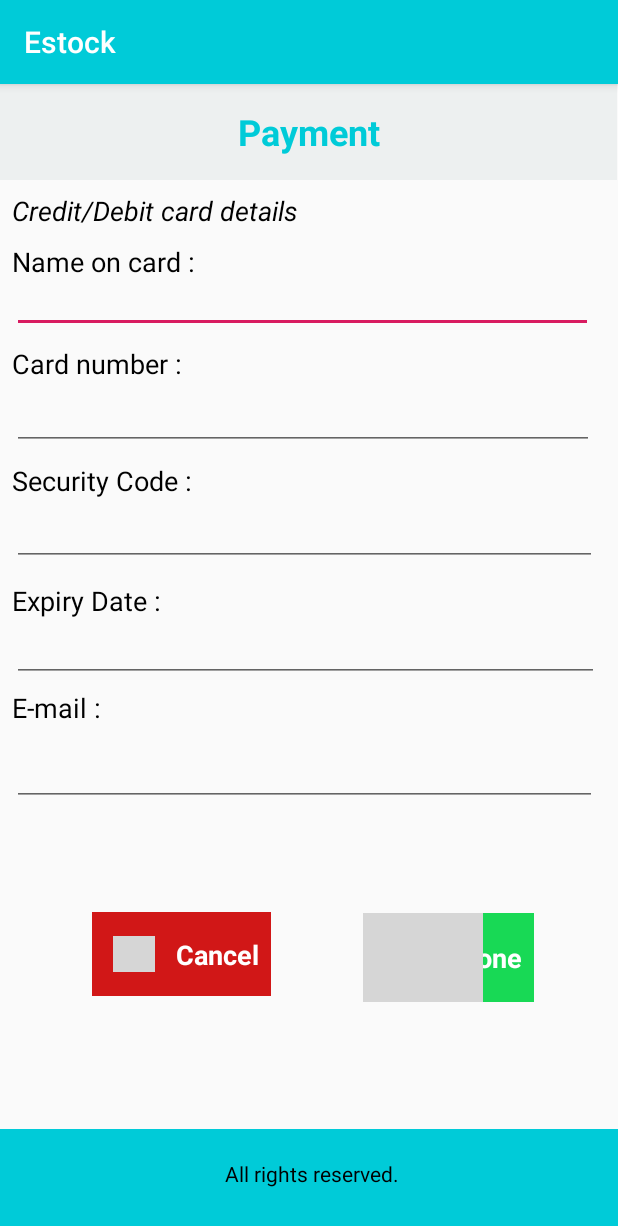
After one commit to hasintha98/MAD-ESTOCK-V2, an Android app: the paymentPage screen opened directly, with no data from a screen before it, on a phone screen of 412 x 824 dp. The commit adds this screen. Shown: the top 1226 px of the screen. Run offline under Robolectric (Android 15) with nearby library versions, the phone set to English and light mode, and no system bars; grey boxes are pictures that could not be loaded.

Commit message:
payment page designed

```diff
--- a/app/build.gradle
+++ b/app/build.gradle
@@ -27,4 +27,5 @@ dependencies {
     testImplementation 'junit:junit:4.12'
     androidTestImplementation 'androidx.test:runner:+'
     androidTestImplementation 'androidx.test.espresso:espresso-core:+'
+
 }
--- a/app/src/main/AndroidManifest.xml
+++ b/app/src/main/AndroidManifest.xml
@@ -9,6 +9,8 @@
         android:roundIcon="@mipmap/ic_launcher_round"
         android:supportsRtl="true"
         android:theme="@style/AppTheme">
+        <activity android:name=".ProductPage"></activity>
+        <activity android:name=".paymentPage" />
         <activity
             android:name=".MainActivity"
             android:label="@string/app_name"
--- /dev/null
+++ b/app/src/main/java/com/example/estock/paymentPage.java
@@ -0,0 +1,14 @@
+package com.example.estock;
+
+import androidx.appcompat.app.AppCompatActivity;
+
+import android.os.Bundle;
+
+public class paymentPage extends AppCompatActivity {
+
+    @Override
+    protected void onCreate(Bundle savedInstanceState) {
+        super.onCreate(savedInstanceState);
+        setContentView(R.layout.activity_payment_page);
+    }
+}
--- /dev/null
+++ b/app/src/main/res/layout/activity_payment_page.xml
@@ -0,0 +1,323 @@
+<?xml version="1.0" encoding="utf-8"?>
+<androidx.constraintlayout.widget.ConstraintLayout xmlns:android="http://schemas.android.com/apk/res/android"
+    xmlns:app="http://schemas.android.com/apk/res-auto"
+    xmlns:tools="http://schemas.android.com/tools"
+    android:layout_width="match_parent"
+    android:layout_height="match_parent"
+    tools:context=".paymentPage">
+
+    <TextView
+        android:id="@+id/textView"
+        android:layout_width="411dp"
+        android:layout_height="64dp"
+        android:background="#edf0f0"
+        android:text="Payment"
+        android:textAlignment="center"
+        android:paddingTop="15dp"
+        android:textColor="@color/colorPrimary"
+        android:textCursorDrawable="@android:color/holo_blue_dark"
+        android:textSize="24sp"
+        android:textStyle="bold"
+        tools:layout_editor_absoluteX="0dp" />
+
+    <TextView
+        android:id="@+id/textView2"
+        android:layout_width="208dp"
+        android:layout_height="26dp"
+        android:layout_marginStart="8dp"
+        android:layout_marginLeft="8dp"
+        android:layout_marginTop="8dp"
+        android:layout_marginEnd="8dp"
+        android:layout_marginRight="8dp"
+        android:text="Credit/Debit card details"
+        android:textAllCaps="false"
+        android:textColor="@android:color/black"
+        android:textSize="18sp"
+        android:textStyle="italic"
+        app:layout_constraintEnd_toEndOf="parent"
+        app:layout_constraintHorizontal_bias="0.0"
+        app:layout_constraintStart_toStartOf="parent"
+        app:layout_constraintTop_toBottomOf="@+id/textView" />
+
+    <TextView
+        android:id="@+id/textView4"
+        android:layout_width="128dp"
+        android:layout_height="20dp"
+        android:layout_marginStart="8dp"
+        android:layout_marginLeft="8dp"
+        android:layout_marginTop="8dp"
+        android:layout_marginEnd="8dp"
+        android:layout_marginRight="8dp"
+        android:text="Name on card :"
+        android:textColor="@android:color/black"
+        android:textSize="18sp"
+        app:layout_constraintEnd_toEndOf="parent"
+        app:layout_constraintHorizontal_bias="0.0"
+        app:layout_constraintStart_toStartOf="parent"
+        app:layout_constraintTop_toBottomOf="@+id/textView2" />
+
+    <EditText
+        android:id="@+id/editText5"
+        android:layout_width="387dp"
+        android:layout_height="34dp"
+        android:layout_marginStart="8dp"
+        android:layout_marginLeft="8dp"
+        android:layout_marginTop="68dp"
+        android:layout_marginEnd="8dp"
+        android:layout_marginRight="8dp"
+        android:ems="10"
+        android:inputType="textPersonName"
+        app:layout_constraintEnd_toEndOf="parent"
+        app:layout_constraintHorizontal_bias="0.0"
+        app:layout_constraintStart_toStartOf="parent"
+        app:layout_constraintTop_toBottomOf="@+id/textView" />
+
+    <TextView
+        android:id="@+id/textView5"
+        android:layout_width="122dp"
+        android:layout_height="26dp"
+        android:layout_marginStart="8dp"
+        android:layout_marginLeft="8dp"
+        android:layout_marginTop="48dp"
+        android:layout_marginEnd="8dp"
+        android:layout_marginRight="8dp"
+        android:text="Card number :"
+        android:textColor="@android:color/black"
+        android:textSize="18sp"
+        app:layout_constraintEnd_toEndOf="parent"
+        app:layout_constraintHorizontal_bias="0.0"
+        app:layout_constraintStart_toStartOf="parent"
+        app:layout_constraintTop_toBottomOf="@+id/textView4" />
+
+    <EditText
+        android:id="@+id/editText6"
+        android:layout_width="388dp"
+        android:layout_height="34dp"
+        android:layout_marginStart="8dp"
+        android:layout_marginLeft="8dp"
+        android:layout_marginTop="44dp"
+        android:layout_marginEnd="8dp"
+        android:layout_marginRight="8dp"
+        android:ems="10"
+        android:inputType="number"
+        app:layout_constraintEnd_toEndOf="parent"
+        app:layout_constraintHorizontal_bias="0.0"
+        app:layout_constraintStart_toStartOf="parent"
+        app:layout_constraintTop_toBottomOf="@+id/editText5" />
+
+    <TextView
+        android:id="@+id/textView6"
+        android:layout_width="126dp"
+        android:layout_height="24dp"
+        android:layout_marginStart="8dp"
+        android:layout_marginLeft="8dp"
+        android:layout_marginTop="52dp"
+        android:layout_marginEnd="8dp"
+        android:layout_marginRight="8dp"
+        android:text="Security Code :"
+        android:textColor="@android:color/black"
+        android:textSize="18sp"
+        app:layout_constraintEnd_toEndOf="@+id/textView"
+        app:layout_constraintHorizontal_bias="0.0"
+        app:layout_constraintStart_toStartOf="parent"
+        app:layout_constraintTop_toBottomOf="@+id/textView5" />
+
+    <EditText
+        android:id="@+id/editText7"
+        android:layout_width="390dp"
+        android:layout_height="33dp"
+        android:layout_marginStart="8dp"
+        android:layout_marginLeft="8dp"
+        android:layout_marginTop="44dp"
+        android:layout_marginEnd="8dp"
+        android:layout_marginRight="8dp"
+        android:ems="10"
+        android:inputType="number"
+        app:layout_constraintEnd_toEndOf="parent"
+        app:layout_constraintHorizontal_bias="0.0"
+        app:layout_constraintStart_toStartOf="parent"
+        app:layout_constraintTop_toBottomOf="@+id/editText6" />
+
+    <TextView
+        android:id="@+id/textView7"
+        android:layout_width="106dp"
+        android:layout_height="23dp"
+        android:layout_marginStart="8dp"
+        android:layout_marginLeft="8dp"
+        android:layout_marginTop="56dp"
+        android:layout_marginEnd="8dp"
+        android:layout_marginRight="8dp"
+        android:text="Expiry Date :"
+        android:textColor="@android:color/black"
+        android:textSize="18sp"
+        app:layout_constraintEnd_toEndOf="parent"
+        app:layout_constraintHorizontal_bias="0.0"
+        app:layout_constraintStart_toStartOf="parent"
+        app:layout_constraintTop_toBottomOf="@+id/textView6" />
+
+    <EditText
+        android:id="@+id/editText8"
+        android:layout_width="391dp"
+        android:layout_height="33dp"
+        android:layout_marginStart="8dp"
+        android:layout_marginLeft="8dp"
+        android:layout_marginTop="44dp"
+        android:layout_marginEnd="8dp"
+        android:layout_marginRight="8dp"
+        android:ems="10"
+        android:inputType="date"
+        app:layout_constraintEnd_toEndOf="parent"
+        app:layout_constraintHorizontal_bias="0.0"
+        app:layout_constraintStart_toStartOf="parent"
+        app:layout_constraintTop_toBottomOf="@+id/editText7" />
+
+    <TextView
+        android:id="@+id/textView8"
+        android:layout_width="wrap_content"
+        android:layout_height="wrap_content"
+        android:layout_marginStart="8dp"
+        android:layout_marginLeft="8dp"
+        android:layout_marginTop="48dp"
+        android:layout_marginEnd="8dp"
+        android:layout_marginRight="8dp"
+        android:text="E-mail :"
+        android:textColor="@android:color/black"
+        android:textSize="18sp"
+        app:layout_constraintEnd_toEndOf="parent"
+        app:layout_constraintHorizontal_bias="0.0"
+        app:layout_constraintStart_toStartOf="@+id/textView"
+        app:layout_constraintTop_toBottomOf="@+id/textView7" />
+
+    <EditText
+        android:id="@+id/editText9"
+        android:layout_width="390dp"
+        android:layout_height="36dp"
+        android:layout_marginStart="8dp"
+        android:layout_marginLeft="8dp"
+        android:layout_marginTop="8dp"
+        android:layout_marginEnd="8dp"
+        android:layout_marginRight="8dp"
+        android:layout_marginBottom="8dp"
+        android:ems="10"
+        android:inputType="textEmailAddress"
+        app:layout_constraintBottom_toBottomOf="parent"
+        app:layout_constraintEnd_toEndOf="parent"
+        app:layout_constraintHorizontal_bias="0.0"
+        app:layout_constraintStart_toStartOf="parent"
+        app:layout_constraintTop_toBottomOf="@+id/editText8"
+        app:layout_constraintVertical_bias="0.121" />
+
+    <androidx.constraintlayout.widget.ConstraintLayout
+        android:layout_width="119dp"
+        android:layout_height="56dp"
+        android:layout_marginStart="40dp"
+        android:layout_marginLeft="40dp"
+        android:layout_marginBottom="160dp"
+        android:background="@color/paymentCancel"
+        app:layout_constraintBottom_toBottomOf="parent"
+        app:layout_constraintEnd_toStartOf="@+id/constraintLayout"
+        app:layout_constraintHorizontal_bias="0.261"
+        app:layout_constraintStart_toStartOf="parent">
+
+        <androidx.constraintlayout.widget.ConstraintLayout
+            android:layout_width="119dp"
+            android:layout_height="56dp"
+            android:background="@color/paymentCancel"
+            tools:layout_editor_absoluteX="58dp"
+            tools:layout_editor_absoluteY="511dp">
+
+        </androidx.constraintlayout.widget.ConstraintLayout>
+
+        <ImageView
+            android:id="@+id/imageView2"
+            android:layout_width="28dp"
+            android:layout_height="24dp"
+            android:layout_marginStart="8dp"
+            android:layout_marginLeft="8dp"
+            android:layout_marginTop="8dp"
+            android:layout_marginEnd="8dp"
+            android:layout_marginRight="8dp"
+            android:layout_marginBottom="8dp"
+            app:layout_constraintBottom_toBottomOf="parent"
+            app:layout_constraintEnd_toStartOf="@+id/textView9"
+            app:layout_constraintStart_toStartOf="parent"
+            app:layout_constraintTop_toTopOf="parent"
+            app:srcCompat="@drawable/payment_cancel_icon" />
+
+        <TextView
+            android:id="@+id/textView9"
+            android:layout_width="wrap_content"
+            android:layout_height="wrap_content"
+            android:layout_marginTop="8dp"
+            android:layout_marginEnd="8dp"
+            android:layout_marginRight="8dp"
+            android:layout_marginBottom="8dp"
+            android:text="@android:string/cancel"
+            android:textColor="@android:color/white"
+            android:textSize="18sp"
+            android:textStyle="bold"
+            app:layout_constraintBottom_toBottomOf="parent"
+            app:layout_constraintEnd_toEndOf="parent"
+            app:layout_constraintTop_toTopOf="parent" />
+    </androidx.constraintlayout.widget.ConstraintLayout>
+
+    <androidx.constraintlayout.widget.ConstraintLayout
+        android:id="@+id/constraintLayout"
+        android:layout_width="114dp"
+        android:layout_height="59dp"
+        android:layout_marginEnd="56dp"
+        android:layout_marginRight="56dp"
+        android:layout_marginBottom="156dp"
+        android:background="@color/paymentDone"
+        app:layout_constraintBottom_toBottomOf="parent"
+        app:layout_constraintEnd_toEndOf="parent">
+
+        <ImageView
+            android:id="@+id/imageView3"
+            android:layout_width="wrap_content"
+            android:layout_height="wrap_content"
+            android:layout_marginStart="8dp"
+            android:layout_marginLeft="8dp"
+            android:layout_marginTop="8dp"
+            android:layout_marginEnd="8dp"
+            android:layout_marginRight="8dp"
+            android:layout_marginBottom="8dp"
+            app:layout_constraintBottom_toBottomOf="parent"
+            app:layout_constraintEnd_toStartOf="@+id/textView11"
+            app:layout_constraintStart_toStartOf="parent"
+            app:layout_constraintTop_toTopOf="parent"
+            app:srcCompat="@drawable/payment_done_icon" />
+
+        <TextView
+            android:id="@+id/textView11"
+            android:layout_width="wrap_content"
+            android:layout_height="wrap_content"
+            android:layout_marginTop="8dp"
+            android:layout_marginEnd="8dp"
+            android:layout_marginRight="8dp"
+            android:layout_marginBottom="8dp"
+            android:text="Done"
+            android:textColor="@android:color/white"
+            android:textSize="18sp"
+            android:textStyle="bold"
+            app:layout_constraintBottom_toBottomOf="parent"
+            app:layout_constraintEnd_toEndOf="parent"
+            app:layout_constraintTop_toTopOf="parent" />
+    </androidx.constraintlayout.widget.ConstraintLayout>
+
+    <TextView
+        android:id="@+id/textView12"
+        android:layout_width="415dp"
+        android:layout_height="71dp"
+        android:layout_marginTop="8dp"
+        android:text="All rights reserved."
+        android:paddingTop="20dp"
+        android:textColor="@android:color/black"
+        android:background="@color/colorPrimary"
+        android:textAlignment="center"
+        app:layout_constraintBottom_toBottomOf="parent"
+        app:layout_constraintTop_toBottomOf="@+id/editText9"
+        app:layout_constraintVertical_bias="1.0"
+        tools:layout_editor_absoluteX="-2dp" />
+
+</androidx.constraintlayout.widget.ConstraintLayout>
--- a/app/src/main/res/values/colors.xml
+++ b/app/src/main/res/values/colors.xml
@@ -3,4 +3,6 @@
     <color name="colorPrimary">#00CBD8</color>
     <color name="colorPrimaryDark">#03A0AD</color>
     <color name="colorAccent">#D81B60</color>
+    <color name="paymentDone">#18d955</color>
+    <color name="paymentCancel">#d11717</color>
 </resources>
--- a/build.gradle
+++ b/build.gradle
@@ -7,7 +7,7 @@ buildscript {
 
     }
     dependencies {
-        classpath 'com.android.tools.build:gradle:3.4.1'
+        classpath 'com.android.tools.build:gradle:3.4.2'
 
         // NOTE: Do not place your application dependencies here; they belong
         // in the individual module build.gradle files
```
